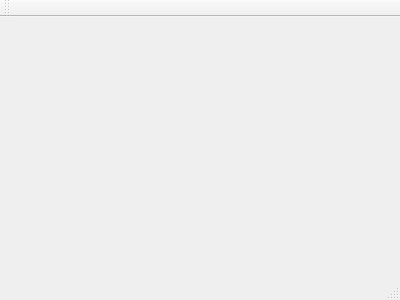
Qt form Practica_OpenMP/mainwindow.ui (simorgh/SC2015) before a commit.
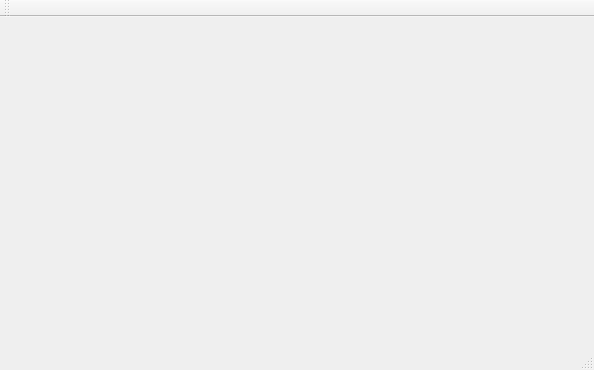
The same form after that commit.

Patch:
```diff
--- a/Practica_OpenMP/mainwindow.ui
+++ b/Practica_OpenMP/mainwindow.ui
@@ -6,8 +6,8 @@
    <rect>
     <x>0</x>
     <y>0</y>
-    <width>400</width>
-    <height>300</height>
+    <width>594</width>
+    <height>370</height>
    </rect>
   </property>
   <property name="windowTitle">
```
Left out of the diff: 4 changed lines with no effect on the pictures.
